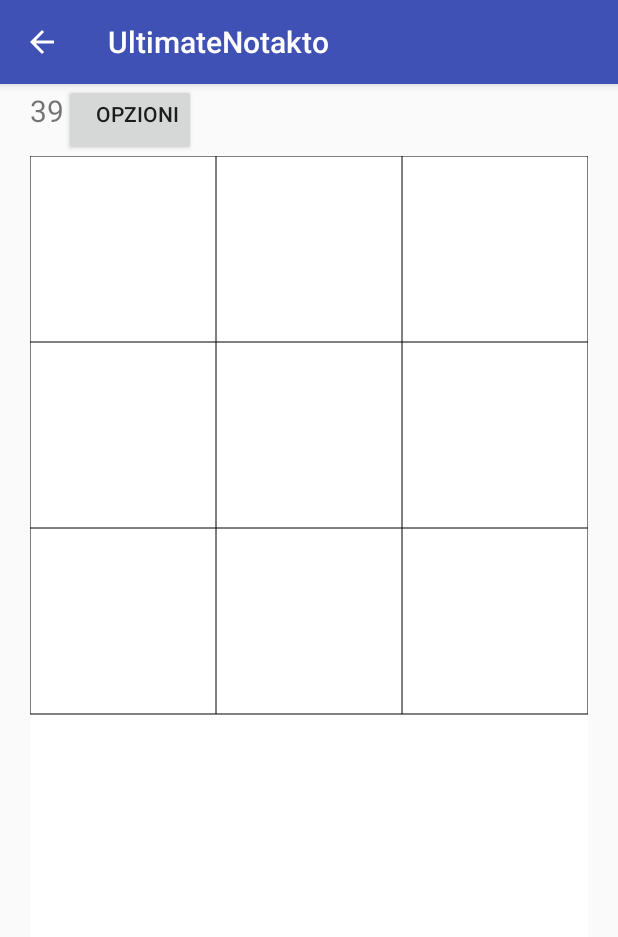
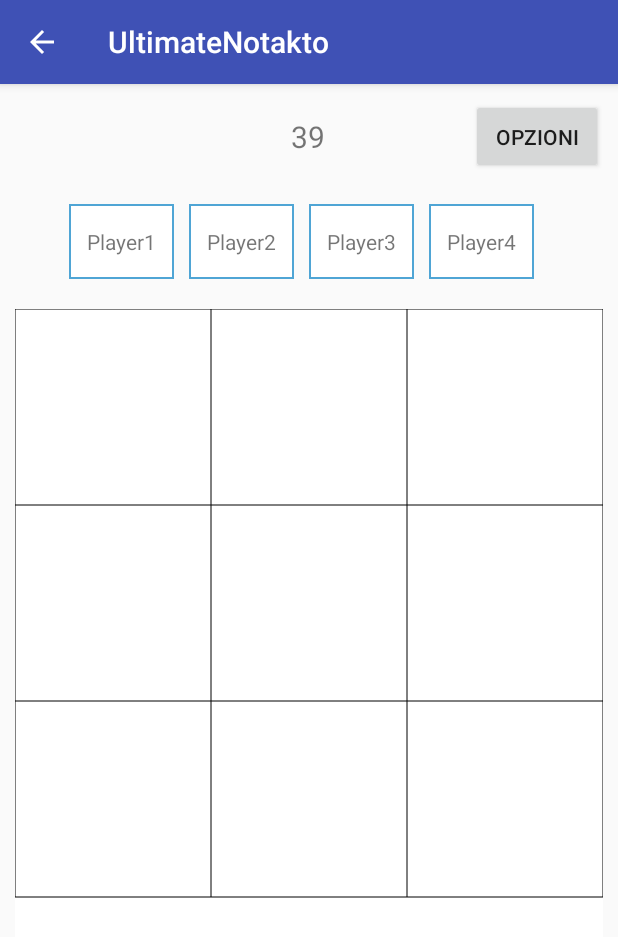
Before and after one commit to beawar/UltimateNotakto, an Android app: the GameActivity screen opened directly, with no data from a screen before it, on a phone screen of 412 x 824 dp. Shown: the top 937 px of the screen. Run offline under Robolectric (Android 15) with nearby library versions, the light colour scheme and no system bars.

Commit message:
- aggiunti player

```diff
--- a/Android/app/src/main/java/com/example/misterweeman/ultimatenotakto/GameActivity.java
+++ b/Android/app/src/main/java/com/example/misterweeman/ultimatenotakto/GameActivity.java
@@ -31,6 +31,7 @@ public class GameActivity extends AppCompatActivity implements GameFragment.Game
         Intent intent = getIntent();
 
         int boardSize = intent.getIntExtra("BoardSizeChecked", R.id.button_3x3);
+        int playerSize = intent.getIntExtra("PlayerNumberChecked", R.id.button_2players);
 
         android.support.v4.app.FragmentManager fragmentManager = getSupportFragmentManager();
         FragmentTransaction fragmentTransaction = fragmentManager.beginTransaction();
--- /dev/null
+++ b/Android/app/src/main/res/drawable/back.xml
@@ -0,0 +1,5 @@
+<?xml version="1.0" encoding="utf-8"?>
+<shape xmlns:android="http://schemas.android.com/apk/res/android" android:shape="rectangle" >
+    <solid android:color="@android:color/white" />
+    <stroke android:width="1dip" android:color="#4fa5d5"/>
+</shape>
--- a/Android/app/src/main/res/layout/game_activity.xml
+++ b/Android/app/src/main/res/layout/game_activity.xml
@@ -1,40 +1,99 @@
 <?xml version="1.0" encoding="utf-8"?>
 <LinearLayout xmlns:android="http://schemas.android.com/apk/res/android"
-    android:orientation="vertical"
+    android:id="@+id/game_layout"
     android:layout_width="match_parent"
     android:layout_height="match_parent"
-    android:id="@+id/game_layout">
+    android:orientation="vertical" >
+
+    <RelativeLayout
+        android:id="@+id/game_layout_top"
+        android:layout_width="match_parent"
+        android:layout_height="70dp"
+        android:padding="10dp"
+        android:orientation="horizontal">
+
+        <TextView
+            android:id="@+id/game_timer"
+            android:layout_width="70dp"
+            android:layout_height="match_parent"
+            android:gravity="center"
+            android:textSize="20sp"
+            android:layout_centerVertical="true"
+            android:layout_centerHorizontal="true" />
+
+        <Button
+            android:id="@+id/option_onGame_btn"
+            android:layout_width="wrap_content"
+            android:layout_height="match_parent"
+            android:layout_gravity="center"
+            android:gravity="center"
+            android:text="@string/settings"
+            android:layout_alignParentRight="true"
+            android:layout_alignParentEnd="true" />
+
+    </RelativeLayout>
+
+    <RelativeLayout
+        android:id="@+id/players_layout"
+        android:layout_width="match_parent"
+        android:layout_height="70dp"
+        android:padding="10dp"
+        android:gravity="center"
+        android:orientation="horizontal">
+
+        <TextView
+            android:id="@+id/player_1"
+            android:layout_width="70dp"
+            android:layout_height="match_parent"
+            android:background="@drawable/back"
+            android:gravity="center"
+            android:layout_marginEnd="10dp"
+            android:layout_marginRight="10dp"
+            android:text="@string/player1" />
+
+        <TextView
+            android:id="@+id/player_2"
+            android:layout_width="70dp"
+            android:layout_height="match_parent"
+            android:background="@drawable/back"
+            android:gravity="center"
+            android:layout_marginEnd="10dp"
+            android:layout_marginRight="10dp"
+            android:layout_toEndOf="@id/player_1"
+            android:layout_toRightOf="@id/player_1"
+            android:text="@string/player2" />
+
+        <TextView
+            android:id="@+id/player_3"
+            android:layout_width="70dp"
+            android:layout_height="match_parent"
+            android:background="@drawable/back"
+            android:gravity="center"
+            android:layout_marginEnd="10dp"
+            android:layout_marginRight="10dp"
+            android:layout_toEndOf="@id/player_2"
+            android:layout_toRightOf="@id/player_2"
+            android:text="@string/player3" />
+
+        <TextView
+            android:id="@+id/player_4"
+            android:layout_width="70dp"
+            android:layout_height="match_parent"
+            android:background="@drawable/back"
+            android:gravity="center"
+            android:layout_marginEnd="10dp"
+            android:layout_marginRight="10dp"
+            android:layout_toEndOf="@id/player_3"
+            android:layout_toRightOf="@id/player_3"
+            android:text="@string/player4" />
+
+    </RelativeLayout>
 
     <LinearLayout
         android:layout_width="match_parent"
         android:layout_height="wrap_content"
         android:orientation="horizontal"
-        android:layout_marginLeft="20dp"
-        android:layout_marginRight="20dp"
-        android:id="@+id/game_layout_top">
-
-        <TextView
-            android:id="@+id/game_timer"
-            android:layout_width="wrap_content"
-            android:layout_height="wrap_content"
-            android:gravity="center_horizontal"
-            android:textSize="20sp"/>
-
-        <Button
-            android:id="@+id/option_onGame_btn"
-            android:layout_width="wrap_content"
-            android:layout_height="wrap_content"
-            android:gravity="end"
-            android:text="@string/settings"/>
-
-    </LinearLayout>
-
-    <LinearLayout
-        android:layout_width="match_parent"
-        android:layout_height="wrap_content"
-        android:orientation="horizontal"
-        android:layout_marginLeft="20dp"
-        android:layout_marginRight="20dp"
-        android:id="@+id/game_board"/>
+        android:padding="10dp"
+        android:id="@+id/game_board" />
 
 </LinearLayout>
--- a/Android/app/src/main/res/values/strings.xml
+++ b/Android/app/src/main/res/values/strings.xml
@@ -22,6 +22,10 @@
     <string name="sounds">Suono</string>
     <string name="how_to">Come giocare</string>
     <string name="lang">Lingue</string>
+    <string name="player1">Player1</string>
+    <string name="player2">Player2</string>
+    <string name="player3">Player3</string>
+    <string name="player4">Player4</string>
 
     <!-- TODO: Remove or change this placeholder text -->
     <string name="hello_blank_fragment">
```
